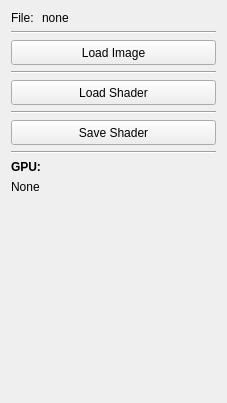
Qt form src/controlswidget.ui (ttddee/ShaderDev) before a commit.
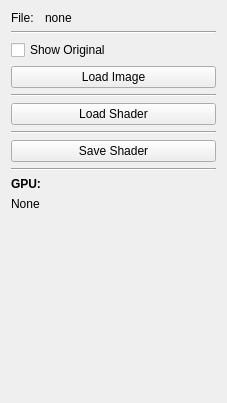
The same form after that commit.

Commit message: Added checkbox for showing original image.

The edit to the form file:
```diff
--- a/src/controlswidget.ui
+++ b/src/controlswidget.ui
@@ -16,7 +16,7 @@
   <layout class="QGridLayout" name="gridLayout_2">
    <item row="0" column="0">
     <layout class="QGridLayout" name="gridLayout">
-     <item row="8" column="0" colspan="2">
+     <item row="9" column="0" colspan="2">
       <widget class="QLabel" name="label_3">
        <property name="font">
         <font>
@@ -29,81 +29,7 @@
        </property>
       </widget>
      </item>
-     <item row="5" column="0" colspan="2">
-      <widget class="Line" name="line_2">
-       <property name="orientation">
-        <enum>Qt::Horizontal</enum>
-       </property>
-      </widget>
-     </item>
-     <item row="0" column="1">
-      <widget class="QLabel" name="fileNameLabel">
-       <property name="text">
-        <string>none</string>
-       </property>
-      </widget>
-     </item>
-     <item row="9" column="0" colspan="2">
-      <widget class="QLabel" name="gpuLabel">
-       <property name="text">
-        <string>None</string>
-       </property>
-      </widget>
-     </item>
-     <item row="0" column="0">
-      <widget class="QLabel" name="label">
-       <property name="maximumSize">
-        <size>
-         <width>25</width>
-         <height>16777215</height>
-        </size>
-       </property>
-       <property name="text">
-        <string>File:</string>
-       </property>
-      </widget>
-     </item>
-     <item row="4" column="0" colspan="2">
-      <widget class="QPushButton" name="loadShaderButton">
-       <property name="minimumSize">
-        <size>
-         <width>0</width>
-         <height>25</height>
-        </size>
-       </property>
-       <property name="text">
-        <string>Load Shader</string>
-       </property>
-      </widget>
-     </item>
-     <item row="3" column="0" colspan="2">
-      <widget class="Line" name="line">
-       <property name="orientation">
-        <enum>Qt::Horizontal</enum>
-       </property>
-      </widget>
-     </item>
-     <item row="2" column="0" colspan="2">
-      <widget class="QPushButton" name="loadImageButton">
-       <property name="minimumSize">
-        <size>
-         <width>0</width>
-         <height>25</height>
-        </size>
-       </property>
-       <property name="text">
-        <string>Load Image</string>
-       </property>
-      </widget>
-     </item>
-     <item row="7" column="0" colspan="2">
-      <widget class="Line" name="line_4">
-       <property name="orientation">
-        <enum>Qt::Horizontal</enum>
-       </property>
-      </widget>
-     </item>
-     <item row="10" column="0">
+     <item row="11" column="0">
       <spacer name="verticalSpacer">
        <property name="orientation">
         <enum>Qt::Vertical</enum>
@@ -116,12 +42,32 @@
        </property>
       </spacer>
      </item>
-     <item row="6" column="0" colspan="2">
+     <item row="10" column="0" colspan="2">
+      <widget class="QLabel" name="gpuLabel">
+       <property name="text">
+        <string>None</string>
+       </property>
+      </widget>
+     </item>
+     <item row="3" column="0" colspan="2">
+      <widget class="QPushButton" name="loadImageButton">
+       <property name="minimumSize">
+        <size>
+         <width>0</width>
+         <height>20</height>
+        </size>
+       </property>
+       <property name="text">
+        <string>Load Image</string>
+       </property>
+      </widget>
+     </item>
+     <item row="7" column="0" colspan="2">
       <widget class="QPushButton" name="saveShaderButton">
        <property name="minimumSize">
         <size>
          <width>0</width>
-         <height>25</height>
+         <height>20</height>
         </size>
        </property>
        <property name="text">
@@ -129,6 +75,26 @@
        </property>
       </widget>
      </item>
+     <item row="5" column="0" colspan="2">
+      <widget class="QPushButton" name="loadShaderButton">
+       <property name="minimumSize">
+        <size>
+         <width>0</width>
+         <height>20</height>
+        </size>
+       </property>
+       <property name="text">
+        <string>Load Shader</string>
+       </property>
+      </widget>
+     </item>
+     <item row="4" column="0" colspan="2">
+      <widget class="Line" name="line">
+       <property name="orientation">
+        <enum>Qt::Horizontal</enum>
+       </property>
+      </widget>
+     </item>
      <item row="1" column="0" colspan="2">
       <widget class="Line" name="line_5">
        <property name="orientation">
@@ -136,6 +102,47 @@
        </property>
       </widget>
      </item>
+     <item row="2" column="0" colspan="2">
+      <widget class="QCheckBox" name="originalCheckBox">
+       <property name="text">
+        <string>Show Original</string>
+       </property>
+      </widget>
+     </item>
+     <item row="6" column="0" colspan="2">
+      <widget class="Line" name="line_2">
+       <property name="orientation">
+        <enum>Qt::Horizontal</enum>
+       </property>
+      </widget>
+     </item>
+     <item row="8" column="0" colspan="2">
+      <widget class="Line" name="line_4">
+       <property name="orientation">
+        <enum>Qt::Horizontal</enum>
+       </property>
+      </widget>
+     </item>
+     <item row="0" column="1">
+      <widget class="QLabel" name="fileNameLabel">
+       <property name="text">
+        <string>none</string>
+       </property>
+      </widget>
+     </item>
+     <item row="0" column="0">
+      <widget class="QLabel" name="label">
+       <property name="maximumSize">
+        <size>
+         <width>28</width>
+         <height>16777215</height>
+        </size>
+       </property>
+       <property name="text">
+        <string>File:</string>
+       </property>
+      </widget>
+     </item>
     </layout>
    </item>
   </layout>
```
The commit also changes 8 other files.
